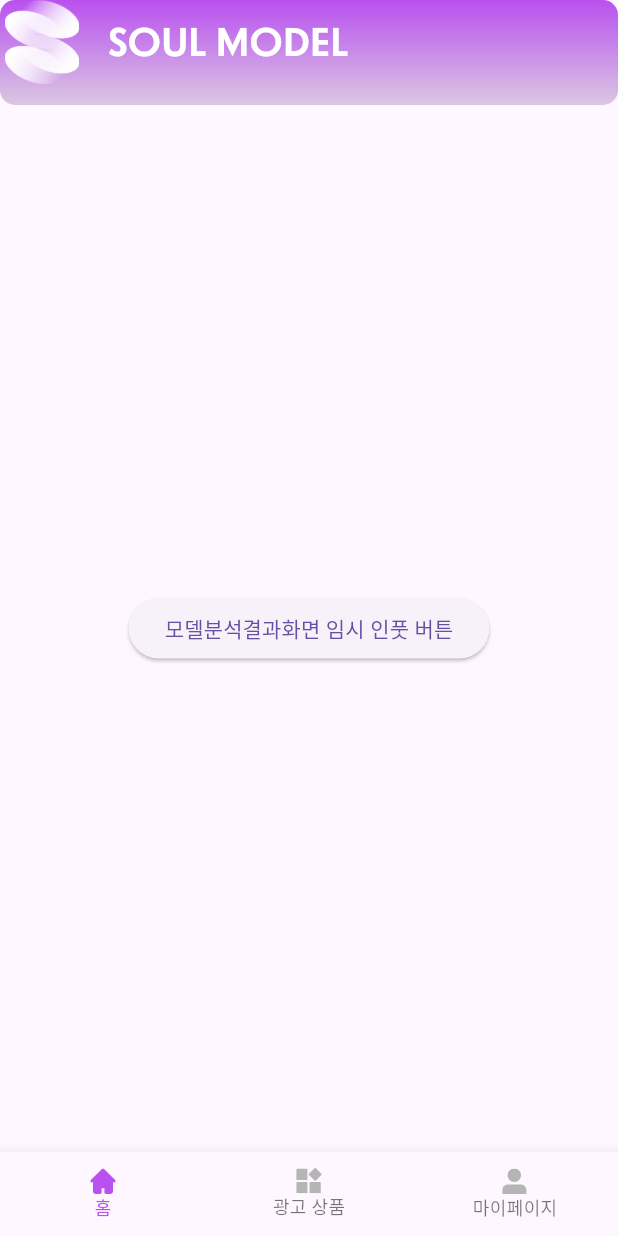
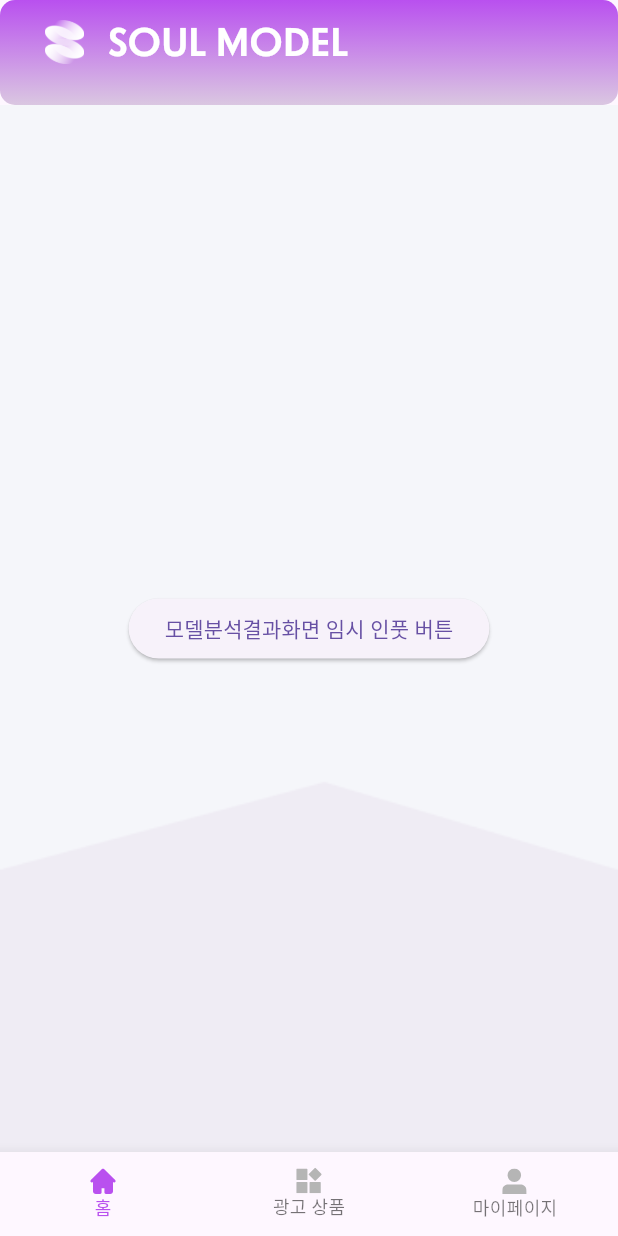
Before and after one commit to soulive-A/Android, a Flutter app: the screen it shows after launch, on a phone screen of 412 x 824 dp. Run offline on Flutter 3.47's test engine with Material 3 defaults, Android fonts, the phone set to English and light mode, and no system bars; our stand-ins replace flutter_dotenv, flutter_svg, go_router; project files that could hold a hidden picture were left out.

Commit message:
[Design] 앱바 로고 위치 조정 및 배경 삽입

```diff
--- a/lib/screens/home/HomeScreen.dart
+++ b/lib/screens/home/HomeScreen.dart
@@ -1,4 +1,5 @@
 import 'package:flutter/material.dart';
+import 'package:soulive/design/SoulliveIcon.dart';
 import 'package:soulive/screens/home/InputModelScreen.dart';
 
 import '../../design/ColorStyles.dart';
@@ -15,14 +16,24 @@ class HomeScreen extends StatefulWidget {
 class _HomeScreen extends State<HomeScreen> {
   @override
   Widget build(BuildContext context) {
-    return Scaffold(
+    return Container(
+      decoration: const BoxDecoration(
+        image: DecorationImage(
+          fit: BoxFit.cover,
+          image: AssetImage('assets/images/background_home.png'),)
+      ),
+      child: Scaffold(
+        backgroundColor: Colors.transparent,
         appBar: PreferredSize(
           preferredSize: Size.fromHeight(70),
           child: AppBar(
-          leading: Image.asset(
+            leading: Container(
+              padding: EdgeInsets.fromLTRB(30, 0, 0, 0),
+              child: Image.asset(
                 'assets/images/ic_logo.png',
                 width: 24,
                 height: 26,
+              ),
             ),
             title: Text('SOUL MODEL',
                 style: FontStyles.AppTitle1.copyWith(color: Colors.white)),
@@ -49,6 +60,7 @@ class _HomeScreen extends State<HomeScreen> {
           },
           child: Text('모델분석결과화면 임시 인풋 버튼'),
         )),
+      ),
     );
   }
 
```
Also changed, not shown: assets/images/background_home.png (added). Lines whose indentation alone changed are shown as unchanged.
